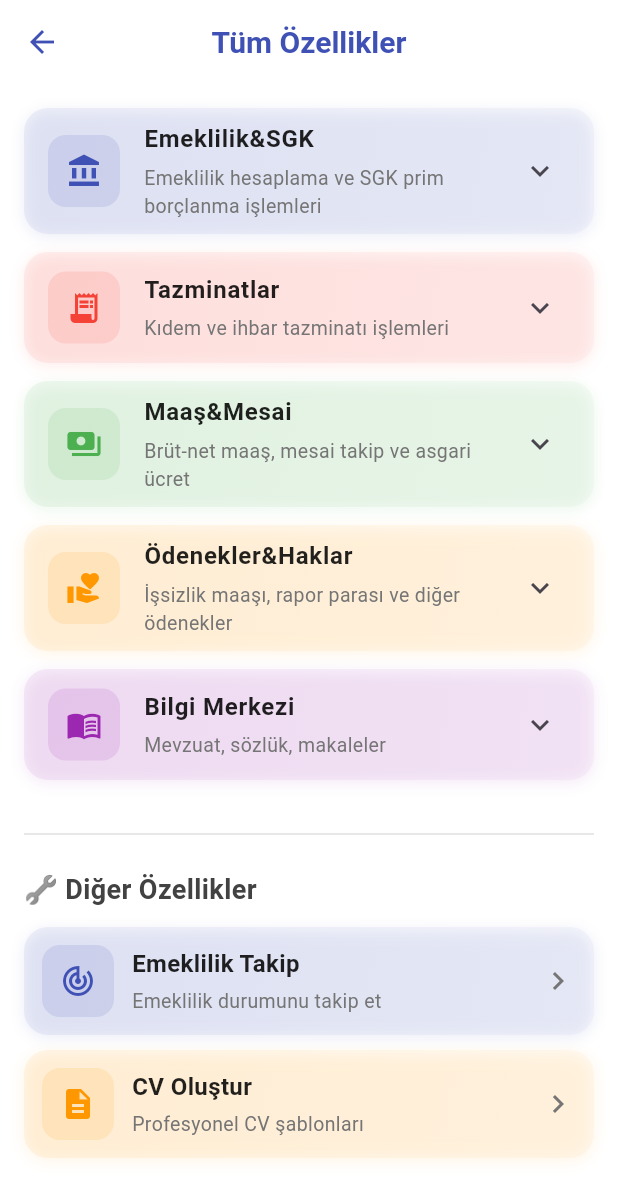
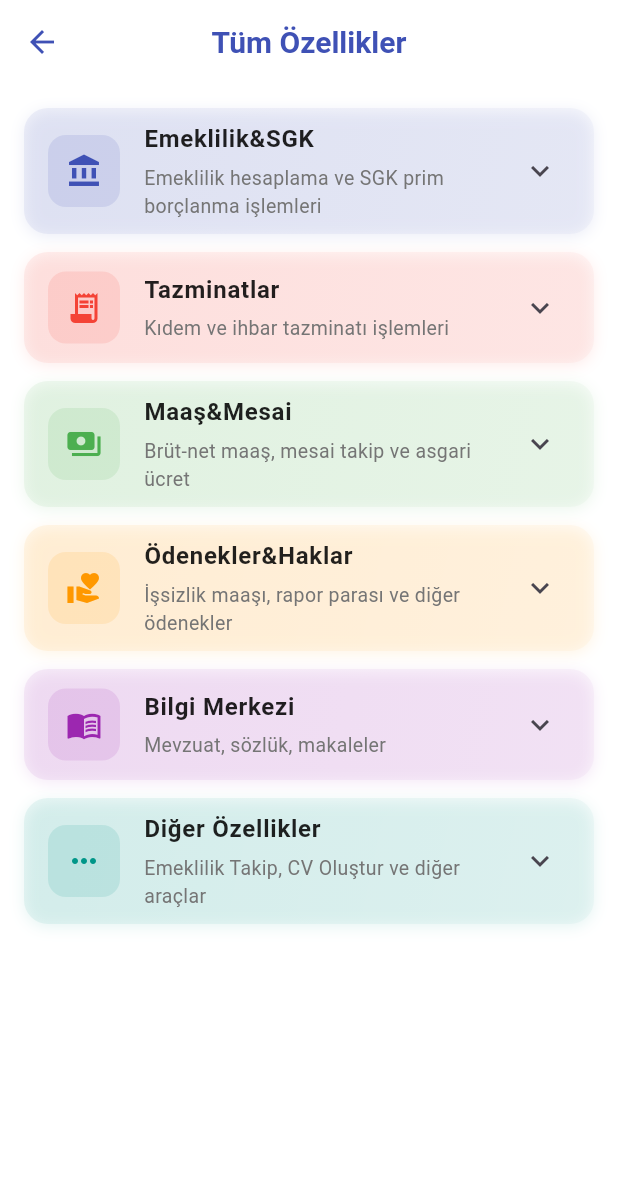
Before and after one commit to life1666/sosyalguvenlikmobil-ios, a Flutter app: the screen it shows once a user with an empty profile is signed in, after a tap on "Tüm Özellikler", on a phone screen of 412 x 824 dp. Shown: the top 1200 px of the screen. Run offline on Flutter 3.47's test engine with Material 3 defaults, Android fonts, the phone set to English and light mode, and no system bars; our stand-ins replace cloud_firestore, firebase_analytics, firebase_auth, firebase_core, firebase_crashlytics, flutter_svg and 9 more; missing offline and left inert: excel; accounts and stored records are empty.

Commit message:
Refactor: Convert DiÄŸer Ã–zellikler to ExpansionTile and fix color consistency

```diff
--- a/lib/screens/ana_ekran.dart
+++ b/lib/screens/ana_ekran.dart
@@ -1632,9 +1632,200 @@
         padding: const EdgeInsets.all(16),
         itemCount: categories.length + 1, // +1 for "Diğer Özellikler" section
         itemBuilder: (context, i) {
-          // Son item "Diğer Özellikler" bölümü
+          // Son item "Diğer Özellikler" bölümü - ExpansionTile olarak
           if (i == categories.length) {
-            return _buildDigerOzelliklerSection(context);
+            return Container(
+              margin: const EdgeInsets.only(bottom: 12),
+              decoration: BoxDecoration(
+                borderRadius: BorderRadius.circular(16),
+                gradient: LinearGradient(
+                  begin: Alignment.topLeft,
+                  end: Alignment.bottomRight,
+                  colors: [
+                    Colors.teal.withOpacity(0.08),
+                    Colors.teal.withOpacity(0.04),
+                  ],
+                ),
+                boxShadow: [
+                  BoxShadow(
+                    color: Colors.teal.withOpacity(0.1),
+                    blurRadius: 8,
+                    offset: Offset(0, 2),
+                  ),
+                ],
+              ),
+              child: ExpansionTile(
+                leading: Container(
+                  width: 48,
+                  height: 48,
+                  decoration: BoxDecoration(
+                    color: Colors.teal.withOpacity(0.12),
+                    borderRadius: BorderRadius.circular(12),
+                  ),
+                  child: Icon(Icons.more_horiz, color: Colors.teal, size: 24),
+                ),
+                title: Text(
+                  'Diğer Özellikler',
+                  style: const TextStyle(
+                    fontWeight: FontWeight.w700,
+                    fontSize: 16,
+                    color: Colors.black87,
+                  ),
+                ),
+                subtitle: Padding(
+                  padding: const EdgeInsets.only(top: 4),
+                  child: Text(
+                    'Emeklilik Takip, CV Oluştur ve diğer araçlar',
+                    style: TextStyle(
+                      fontSize: 13,
+                      color: Colors.grey[600],
+                    ),
+                  ),
+                ),
+                children: [
+                  // Emeklilik Takip
+                  Padding(
+                    padding: const EdgeInsets.symmetric(horizontal: 8, vertical: 4),
+                    child: Material(
+                      color: Colors.transparent,
+                      child: InkWell(
+                        borderRadius: BorderRadius.circular(12),
+                        onTap: () {
+                          AnalyticsHelper.logCustomEvent('feature_tapped', parameters: {'feature': 'emeklilik_takip'});
+                          Navigator.push(
+                            context,
+                            MaterialPageRoute(builder: (_) => const EmeklilikTakipApp()),
+                          );
+                        },
+                        splashColor: Colors.teal.withOpacity(0.08),
+                        highlightColor: Colors.teal.withOpacity(0.04),
+                        child: Padding(
+                          padding: const EdgeInsets.all(12),
+                          child: Row(
+                            children: [
+                              Container(
+                                width: 40,
+                                height: 40,
+                                decoration: BoxDecoration(
+                                  color: Colors.teal.withOpacity(0.1),
+                                  borderRadius: BorderRadius.circular(10),
+                                ),
+                                child: Icon(
+                                  Icons.track_changes,
+                                  color: Colors.teal,
+                                  size: 20,
+                                ),
+                              ),
+                              const SizedBox(width: 12),
+                              Expanded(
+                                child: Column(
+                                  crossAxisAlignment: CrossAxisAlignment.start,
+                                  children: [
+                                    Text(
+                                      'Emeklilik Takip',
+                                      style: const TextStyle(
+                                        fontSize: 14,
+                                        fontWeight: FontWeight.w600,
+                                        color: Colors.black87,
+                                      ),
+                                    ),
+                                    Padding(
+                                      padding: const EdgeInsets.only(top: 2),
+                                      child: Text(
+                                        'Emeklilik durumunu takip et',
+                                        style: TextStyle(
+                                          fontSize: 12,
+                                          color: Colors.grey[600],
+                                        ),
+                                      ),
+                                    ),
+                                  ],
+                                ),
+                              ),
+                              Icon(
+                                Icons.chevron_right,
+                                size: 20,
+                                color: Colors.grey[400],
+                              ),
+                            ],
+                          ),
+                        ),
+                      ),
+                    ),
+                  ),
+                  // CV Oluştur
+                  Padding(
+                    padding: const EdgeInsets.symmetric(horizontal: 8, vertical: 4),
+                    child: Material(
+                      color: Colors.transparent,
+                      child: InkWell(
+                        borderRadius: BorderRadius.circular(12),
+                        onTap: () {
+                          AnalyticsHelper.logCustomEvent('feature_tapped', parameters: {'feature': 'cv_olustur'});
+                          Navigator.push(
+                            context,
+                            MaterialPageRoute(builder: (_) => const CvApp()),
+                          );
+                        },
+                        splashColor: Colors.teal.withOpacity(0.08),
+                        highlightColor: Colors.teal.withOpacity(0.04),
+                        child: Padding(
+                          padding: const EdgeInsets.all(12),
+                          child: Row(
+                            children: [
+                              Container(
+                                width: 40,
+                                height: 40,
+                                decoration: BoxDecoration(
+                                  color: Colors.teal.withOpacity(0.1),
+                                  borderRadius: BorderRadius.circular(10),
+                                ),
+                                child: Icon(
+                                  Icons.description,
+                                  color: Colors.teal,
+                                  size: 20,
+                                ),
+                              ),
+                              const SizedBox(width: 12),
+                              Expanded(
+                                child: Column(
+                                  crossAxisAlignment: CrossAxisAlignment.start,
+                                  children: [
+                                    Text(
+                                      'CV Oluştur',
+                                      style: const TextStyle(
+                                        fontSize: 14,
+                                        fontWeight: FontWeight.w600,
+                                        color: Colors.black87,
+                                      ),
+                                    ),
+                                    Padding(
+                                      padding: const EdgeInsets.only(top: 2),
+                                      child: Text(
+                                        'Profesyonel CV şablonları',
+                                        style: TextStyle(
+                                          fontSize: 12,
+                                          color: Colors.grey[600],
+                                        ),
+                                      ),
+                                    ),
+                                  ],
+                                ),
+                              ),
+                              Icon(
+                                Icons.chevron_right,
+                                size: 20,
+                                color: Colors.grey[400],
+                              ),
+                            ],
+                          ),
+                        ),
+                      ),
+                    ),
+                  ),
+                ],
+              ),
+            );
           }
 
           final cat = categories[i];
@@ -1858,208 +2049,6 @@
     );
   }
 
-  // Diğer Özellikler bölümü
-  Widget _buildDigerOzelliklerSection(BuildContext context) {
-    return Column(
-      crossAxisAlignment: CrossAxisAlignment.start,
-      children: [
-        // Divider
-        Padding(
-          padding: const EdgeInsets.symmetric(vertical: 16),
-          child: Divider(
-            thickness: 1,
-            color: Colors.grey[300],
-          ),
-        ),
-        // Başlık
-        Padding(
-          padding: const EdgeInsets.only(bottom: 12),
-          child: Text(
-            '🔧 Diğer Özellikler',
-            style: TextStyle(
-              fontSize: 18,
-              fontWeight: FontWeight.w700,
-              color: Colors.grey[800],
-            ),
-          ),
-        ),
-        // Emeklilik Takip
-        Container(
-          margin: const EdgeInsets.only(bottom: 10),
-          decoration: BoxDecoration(
-            borderRadius: BorderRadius.circular(16),
-            gradient: LinearGradient(
-              begin: Alignment.topLeft,
-              end: Alignment.bottomRight,
-              colors: [
-                Colors.indigo.withOpacity(0.08),
-                Colors.indigo.withOpacity(0.04),
-              ],
-            ),
-            boxShadow: [
-              BoxShadow(
-                color: Colors.indigo.withOpacity(0.1),
-                blurRadius: 8,
-                offset: Offset(0, 2),
-              ),
-            ],
-          ),
-          child: Material(
-            color: Colors.transparent,
-            child: InkWell(
-              borderRadius: BorderRadius.circular(16),
-              onTap: () {
-                AnalyticsHelper.logCustomEvent('feature_tapped', parameters: {'feature': 'emeklilik_takip'});
-                Navigator.push(
-                  context,
-                  MaterialPageRoute(builder: (_) => const EmeklilikTakipApp()),
-                );
-              },
-              splashColor: Colors.indigo.withOpacity(0.12),
-              highlightColor: Colors.indigo.withOpacity(0.06),
-              child: Padding(
-                padding: const EdgeInsets.all(12),
-                child: Row(
-                  children: [
-                    Container(
-                      width: 48,
-                      height: 48,
-                      decoration: BoxDecoration(
-                        color: Colors.indigo.withOpacity(0.12),
-                        borderRadius: BorderRadius.circular(12),
-                      ),
-                      child: Icon(
-                        Icons.track_changes,
-                        color: Colors.indigo,
-                        size: 24,
-                      ),
-                    ),
-                    const SizedBox(width: 12),
-                    Expanded(
-                      child: Column(
-                        crossAxisAlignment: CrossAxisAlignment.start,
-                        children: [
-                          Text(
-                            'Emeklilik Takip',
-                            style: const TextStyle(
-                              fontWeight: FontWeight.w600,
-                              fontSize: 16,
-                              color: Colors.black87,
-                            ),
-                          ),
-                          Padding(
-                            padding: const EdgeInsets.only(top: 4),
-                            child: Text(
-                              'Emeklilik durumunu takip et',
-                              style: TextStyle(
-                                fontSize: 13,
-                                color: Colors.grey[600],
-                              ),
-                            ),
-                          ),
-                        ],
-                      ),
-                    ),
-                    Icon(
-                      Icons.chevron_right,
-                      color: Colors.grey[600],
-                    ),
-                  ],
-                ),
-              ),
-            ),
-          ),
-        ),
-        // CV Oluştur
-        Container(
-          margin: const EdgeInsets.only(bottom: 10),
-          decoration: BoxDecoration(
-            borderRadius: BorderRadius.circular(16),
-            gradient: LinearGradient(
-              begin: Alignment.topLeft,
-              end: Alignment.bottomRight,
-              colors: [
-                Colors.orange.withOpacity(0.08),
-                Colors.orange.withOpacity(0.04),
-              ],
-            ),
-            boxShadow: [
-              BoxShadow(
-                color: Colors.orange.withOpacity(0.1),
-                blurRadius: 8,
-                offset: Offset(0, 2),
-              ),
-            ],
-          ),
-          child: Material(
-            color: Colors.transparent,
-            child: InkWell(
-              borderRadius: BorderRadius.circular(16),
-              onTap: () {
-                AnalyticsHelper.logCustomEvent('feature_tapped', parameters: {'feature': 'cv_olustur'});
-                Navigator.push(
-                  context,
-                  MaterialPageRoute(builder: (_) => const CvApp()),
-                );
-              },
-              splashColor: Colors.orange.withOpacity(0.12),
-              highlightColor: Colors.orange.withOpacity(0.06),
-              child: Padding(
-                padding: const EdgeInsets.all(12),
-                child: Row(
-                  children: [
-                    Container(
-                      width: 48,
-                      height: 48,
-                      decoration: BoxDecoration(
-                        color: Colors.orange.withOpacity(0.12),
-                        borderRadius: BorderRadius.circular(12),
-                      ),
-                      child: Icon(
-                        Icons.description,
-                        color: Colors.orange,
-                        size: 24,
-                      ),
-                    ),
-                    const SizedBox(width: 12),
-                    Expanded(
-                      child: Column(
-                        crossAxisAlignment: CrossAxisAlignment.start,
-                        children: [
-                          Text(
-                            'CV Oluştur',
-                            style: const TextStyle(
-                              fontWeight: FontWeight.w600,
-                              fontSize: 16,
-                              color: Colors.black87,
-                            ),
-                          ),
-                          Padding(
-                            padding: const EdgeInsets.only(top: 4),
-                            child: Text(
-                              'Profesyonel CV şablonları',
-                              style: TextStyle(
-                                fontSize: 13,
-                                color: Colors.grey[600],
-                              ),
-                            ),
-                          ),
-                        ],
-                      ),
-                    ),
-                    Icon(
-                      Icons.chevron_right,
-                      color: Colors.grey[600],
-                    ),
-                  ],
-                ),
-              ),
-            ),
-          ),
-        ),
-      ],
-    );
-  }
 }
 
 class _SonHesaplamalarBlock extends StatefulWidget {
```
